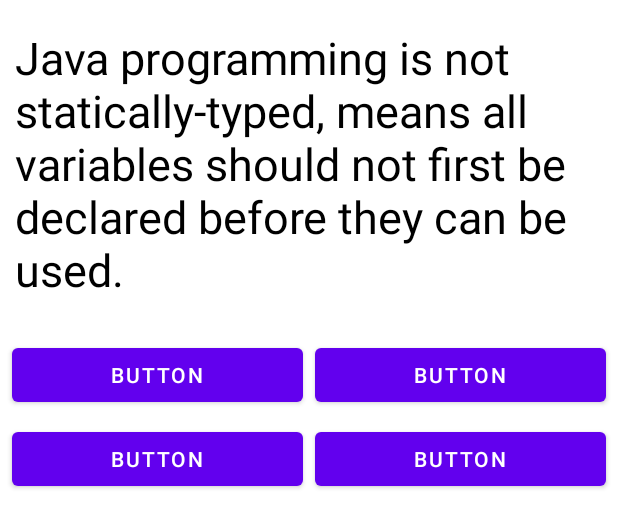
After one commit to charbelc15/COEApp, an Android app: the layout quiz_layout_mcq.xml on its own in the app's theme, with its tools: preview values and no code run, on a phone screen of 412 x 824 dp. The commit adds this screen. Shown: the top 528 px of the screen. Run offline under Robolectric (Android 15) with nearby library versions, the phone set to English and light mode, and no system bars.

```diff
--- a/app/src/main/java/com/example/project3/MainActivity.java
+++ b/app/src/main/java/com/example/project3/MainActivity.java
@@ -7,12 +7,17 @@ import android.widget.ImageView;
 
 import androidx.appcompat.app.AppCompatActivity;
 
+import com.example.project3.data.AppDatabase;
+
 public class MainActivity extends AppCompatActivity {
 
     @Override
     protected void onCreate(Bundle savedInstanceState) {
         super.onCreate(savedInstanceState);
         setContentView(R.layout.activity_main);
+
+        // initialize database
+        AppDatabase.initDB(getApplicationContext());
 
         MediaPlayer waterSound = MediaPlayer.create(this, R.raw.watersound);
         ImageView news = this.findViewById(R.id.news);
--- a/app/src/main/java/com/example/project3/QuizActivity.java
+++ b/app/src/main/java/com/example/project3/QuizActivity.java
@@ -13,6 +13,8 @@ import android.widget.TextView;
 import android.widget.Toast;
 import androidx.annotation.RequiresApi;
 import androidx.appcompat.app.AppCompatActivity;
+
+import com.example.project3.data.Question;
 
 import java.util.ArrayList;
 
--- a/app/src/main/java/com/example/project3/QuizTypeActivity.java
+++ b/app/src/main/java/com/example/project3/QuizTypeActivity.java
@@ -15,6 +15,7 @@ import androidx.annotation.RequiresApi;
 import androidx.appcompat.app.AppCompatActivity;
 
 
+import com.example.project3.data.Question;
 import com.google.gson.Gson;
 import com.google.gson.reflect.TypeToken;
 import org.json.JSONException;
@@ -48,8 +49,7 @@ public class QuizTypeActivity extends AppCompatActivity
 
 
     @Override
-    protected void onCreate(Bundle savedInstanceState)
-    {
+    protected void onCreate(Bundle savedInstanceState) {
         super.onCreate(savedInstanceState);
         setContentView(R.layout.quiz_type_layout);
 
--- a/app/src/main/java/com/example/project3/Question.java
+++ b/app/src/main/java/com/example/project3/data/Question.java
@@ -1,4 +1,4 @@
-package com.example.project3;
+package com.example.project3.data;
 
 
 import android.os.Parcel;
@@ -24,8 +24,6 @@ public class Question implements Parcelable
         this.correctAnswer = correctAnswer;
         this.link = link;
         this.score = score;
-
-
 
     }
 
--- /dev/null
+++ b/app/src/main/res/layout/fragment_quiz.xml
@@ -0,0 +1,6 @@
+<?xml version="1.0" encoding="utf-8"?>
+<androidx.constraintlayout.widget.ConstraintLayout xmlns:android="http://schemas.android.com/apk/res/android"
+    android:layout_width="match_parent"
+    android:layout_height="match_parent">
+
+</androidx.constraintlayout.widget.ConstraintLayout>
--- /dev/null
+++ b/app/src/main/res/layout/quiz_layout_mcq.xml
@@ -0,0 +1,88 @@
+<?xml version="1.0" encoding="utf-8"?>
+<!--Using linear layout with vertical orientation and center gravity -->
+<androidx.constraintlayout.widget.ConstraintLayout xmlns:android="http://schemas.android.com/apk/res/android"
+    xmlns:app="http://schemas.android.com/apk/res-auto"
+    xmlns:tools="http://schemas.android.com/tools"
+    android:id="@+id/linearLayout2"
+    android:layout_width="match_parent"
+    android:layout_height="wrap_content"
+    android:background="#FFFFFF"
+    android:gravity="center"
+    tools:context=".QuizActivity">
+
+    <!--ImageView used for showing pictures along with questions-->
+
+    <!--TextView used for showing questions on screen-->
+    <TextView
+        android:id="@+id/answer_text_view"
+        android:layout_width="wrap_content"
+        android:layout_height="wrap_content"
+        android:layout_marginTop="8dp"
+        android:padding="10dp"
+        android:text="@string/a"
+        android:textColor="@android:color/black"
+        android:textSize="30sp"
+        app:layout_constraintEnd_toEndOf="parent"
+        app:layout_constraintStart_toStartOf="parent"
+        app:layout_constraintTop_toTopOf="parent" />
+
+    <Button
+        android:id="@+id/btnA"
+        android:layout_width="0dp"
+        android:layout_height="wrap_content"
+        android:layout_marginStart="8dp"
+        android:layout_marginTop="16dp"
+        android:layout_marginEnd="8dp"
+        android:text="Button"
+        app:layout_constraintEnd_toStartOf="@+id/btnB"
+        app:layout_constraintHorizontal_bias="0.5"
+        app:layout_constraintStart_toStartOf="parent"
+        app:layout_constraintTop_toBottomOf="@+id/answer_text_view" />
+
+    <Button
+        android:id="@+id/btnB"
+        android:layout_width="0dp"
+        android:layout_height="wrap_content"
+        android:layout_marginEnd="8dp"
+        android:text="Button"
+        app:layout_constraintBottom_toBottomOf="@+id/btnA"
+        app:layout_constraintEnd_toEndOf="parent"
+        app:layout_constraintHorizontal_bias="0.5"
+        app:layout_constraintStart_toEndOf="@+id/btnA"
+        app:layout_constraintTop_toTopOf="@+id/btnA" />
+
+    <Button
+        android:id="@+id/btnC"
+        android:layout_width="0dp"
+        android:layout_height="wrap_content"
+        android:layout_marginStart="8dp"
+        android:layout_marginTop="8dp"
+        android:layout_marginEnd="8dp"
+        android:text="Button"
+        app:layout_constraintEnd_toStartOf="@+id/btnD"
+        app:layout_constraintHorizontal_bias="0.5"
+        app:layout_constraintStart_toStartOf="parent"
+        app:layout_constraintTop_toBottomOf="@+id/btnA" />
+
+    <Button
+        android:id="@+id/btnD"
+        android:layout_width="0dp"
+        android:layout_height="wrap_content"
+        android:layout_marginEnd="8dp"
+        android:text="Button"
+        app:layout_constraintBottom_toBottomOf="@+id/btnC"
+        app:layout_constraintEnd_toEndOf="parent"
+        app:layout_constraintHorizontal_bias="0.5"
+        app:layout_constraintStart_toEndOf="@+id/btnC"
+        app:layout_constraintTop_toTopOf="@+id/btnC" />
+
+    <!--Using another LinearLayout for showing buttons
+        in horizontal orientation-->
+
+
+    <!--TrueButton-->
+
+    <!--FalseButton-->
+
+
+</androidx.constraintlayout.widget.ConstraintLayout>
--- a/app/src/main/res/values/strings.xml
+++ b/app/src/main/res/values/strings.xml
@@ -25,4 +25,5 @@
 
     <string name="hello_first_fragment">Hello first fragment</string>
     <string name="hello_second_fragment">Hello second fragment. Arg: %1$s</string>
+    <string name="fbSubmit">Submit</string>
 </resources>
--- a/build.gradle
+++ b/build.gradle
@@ -1,5 +1,6 @@
 // Top-level build file where you can add configuration options common to all sub-projects/modules.
 buildscript {
+    ext.kotlin_version = '1.6.0'
     repositories {
         google()
         mavenCentral()
@@ -8,6 +9,7 @@ buildscript {
         classpath "com.android.tools.build:gradle:7.0.3"
         classpath "com.google.android.libraries.mapsplatform.secrets-gradle-plugin:secrets-gradle-plugin:2.0.0"
         classpath 'com.google.gms:google-services:4.3.3'
+        classpath "org.jetbrains.kotlin:kotlin-gradle-plugin:$kotlin_version"
 
         // NOTE: Do not place your application dependencies here; they belong
         // in the individual module build.gradle files
```
Also changed, not shown: app/build.gradle (+13 -0 lines), app/src/main/java/com/example/project3/Attempt.java (deleted, +0 -55 lines), app/src/main/java/com/example/project3/QuestionResponse.java (deleted, +0 -27 lines), app/src/main/java/com/example/project3/data/AppDatabase.java (added, +23 -0 lines), app/src/main/java/com/example/project3/data/Attempt.java (added, +68 -0 lines), app/src/main/java/com/example/project3/data/AttemptWithResponses.java (added, +14 -0 lines), app/src/main/java/com/example/project3/data/MyTypeConverters.kt (added, +17 -0 lines), app/src/main/java/com/example/project3/data/QuestionResponse.java (added, +23 -0 lines), app/src/main/java/com/example/project3/data/QuizDao.kt (added, +34 -0 lines), app/src/main/res/layout/quiz_layout_fb.xml (added, +63 -0 lines), app/src/main/res/layout/quiz_layout_tf.xml (added, +62 -0 lines). Lines whose indentation alone changed are shown as unchanged.
